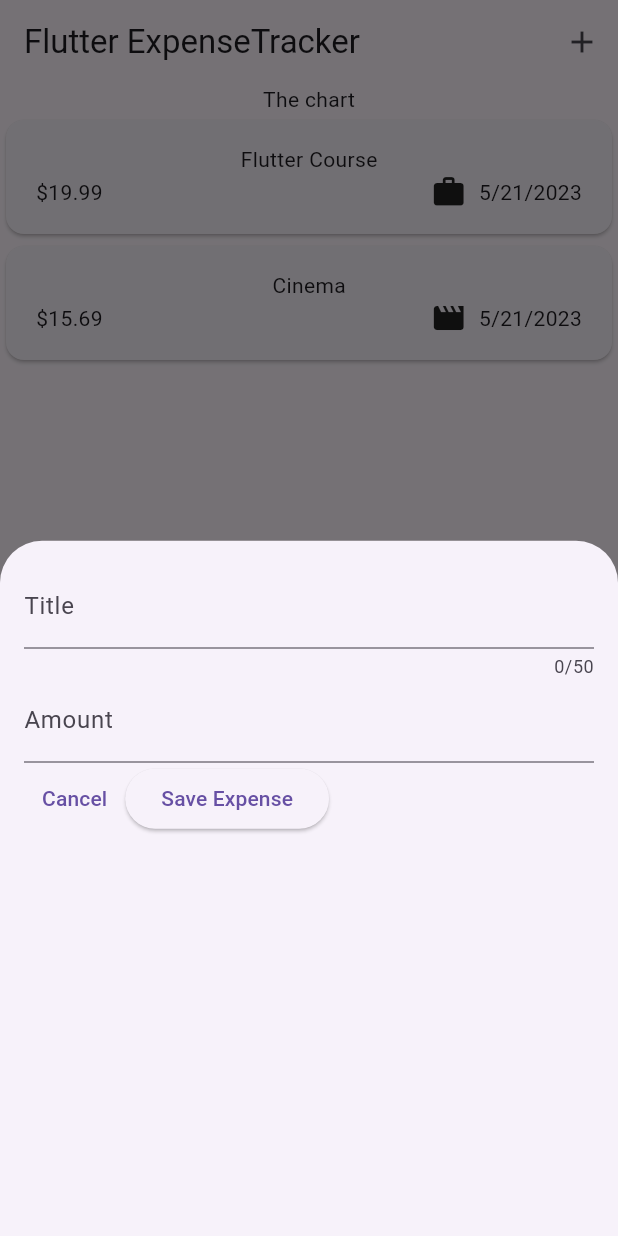
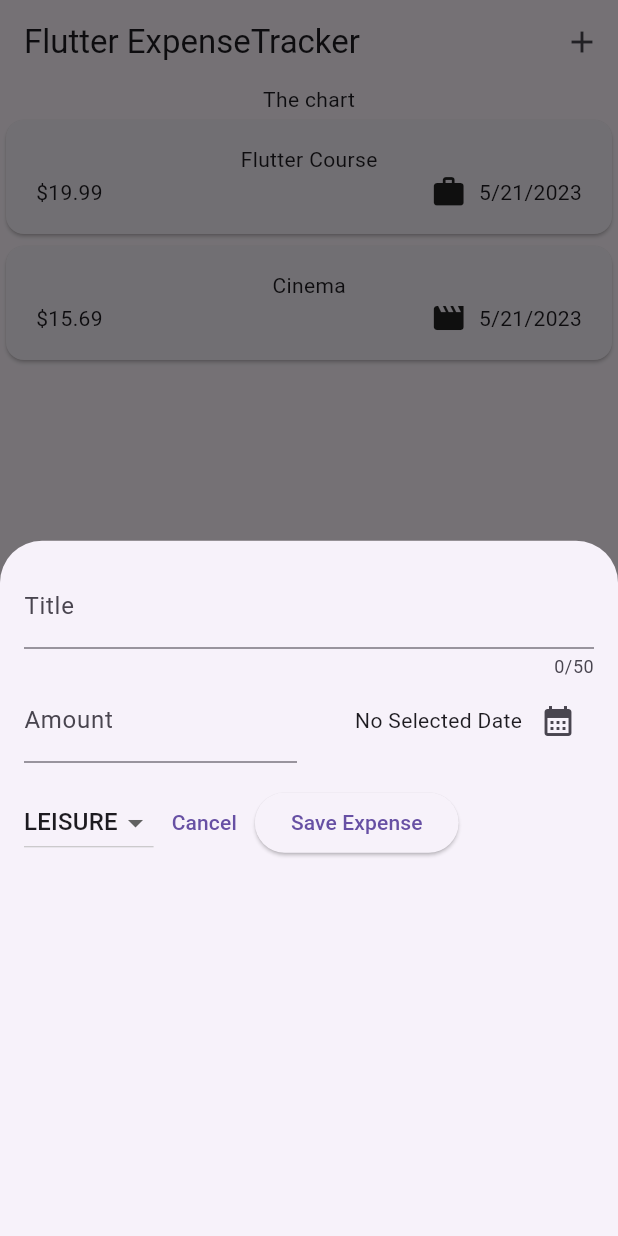
Before and after one commit to alldone03/ExpenseTrackerApp, a Flutter app: the screen it shows after launch, after a tap on the "add" icon, on a phone screen of 412 x 824 dp. Run offline on Flutter 3.47's test engine with Material 2 defaults, Android fonts, the phone set to English and light mode, and no system bars.

Commit message:
Saviing New Expense

```diff
--- a/lib/widget/expenses.dart
+++ b/lib/widget/expenses.dart
@@ -29,7 +29,16 @@
 
   void _openAddExpenseOverlay() {
     showModalBottomSheet(
-        context: context, builder: (ctx) => const NewExpense());
+        context: context,
+        builder: (ctx) => NewExpense(
+              onAddExpense: _addExpense,
+            ));
+  }
+
+  void _addExpense(Expense expense) {
+    setState(() {
+      _registeredExpenses.add(expense);
+    });
   }
 
   @override
--- a/lib/widget/new_expense.dart
+++ b/lib/widget/new_expense.dart
@@ -1,8 +1,11 @@
 import 'package:flutter/material.dart';
-import 'package:intl/number_symbols_data.dart';
+
+import 'package:flutter_expensetracker/models/expense.dart';
 
 class NewExpense extends StatefulWidget {
-  const NewExpense({super.key});
+  const NewExpense({super.key, required this.onAddExpense});
+
+  final void Function(Expense expense) onAddExpense;
 
   @override
   State<NewExpense> createState() => _NewExpenseState();
@@ -11,6 +14,55 @@
 class _NewExpenseState extends State<NewExpense> {
   final _titleController = TextEditingController();
   final _amountController = TextEditingController();
+  DateTime? _selectedDate;
+  Category _selectedCategory = Category.leisure;
+
+  void _presentDatePicker() async {
+    final now = DateTime.now();
+    final firstDate = DateTime(now.year - 1, now.month, now.day);
+
+    final pickedDate = await showDatePicker(
+        context: context,
+        initialDate: now,
+        firstDate: firstDate,
+        lastDate: now);
+    setState(() {
+      _selectedDate = pickedDate;
+    });
+  }
+
+  void _submitExpenseData() {
+    final enteredAmount = double.tryParse(_amountController.text);
+    final amountIsInvalid = enteredAmount == null || enteredAmount <= 0;
+    if (_titleController.text.trim().isEmpty ||
+        amountIsInvalid ||
+        _selectedDate == null) {
+      showDialog(
+        context: context,
+        builder: (ctx) => AlertDialog(
+          title: const Text(
+            'Invalid input',
+          ),
+          content: const Text(
+              'Please make sure a valid title, amount, date and category was entered'),
+          actions: [
+            TextButton(
+                onPressed: () {
+                  Navigator.pop(ctx);
+                },
+                child: const Text("Okay"))
+          ],
+        ),
+      );
+      return;
+    }
+    widget.onAddExpense(Expense(
+        title: _titleController.text,
+        amount: enteredAmount,
+        date: _selectedDate!,
+        category: _selectedCategory));
+  }
+
   @override
   void dispose() {
     _titleController.dispose();
@@ -31,7 +83,10 @@
               label: Text('Title'),
             ),
           ),
-          TextField(
+          Row(
+            children: [
+              Expanded(
+                child: TextField(
                   controller: _amountController,
                   keyboardType: TextInputType.number,
                   decoration: const InputDecoration(
@@ -39,8 +94,48 @@
                     label: Text('Amount'),
                   ),
                 ),
+              ),
+              const SizedBox(
+                width: 16,
+              ),
+              Expanded(
+                child: Row(
+                  mainAxisAlignment: MainAxisAlignment.end,
+                  crossAxisAlignment: CrossAxisAlignment.center,
+                  children: [
+                    Text(
+                      _selectedDate == null
+                          ? 'No Selected Date'
+                          : formatter.format(_selectedDate!),
+                    ),
+                    IconButton(
+                      onPressed: _presentDatePicker,
+                      icon: const Icon(Icons.calendar_month),
+                    )
+                  ],
+                ),
+              )
+            ],
+          ),
+          const SizedBox(
+            height: 16,
+          ),
           Row(
             children: [
+              DropdownButton(
+                  value: _selectedCategory,
+                  items: Category.values
+                      .map((category) => DropdownMenuItem(
+                          value: category,
+                          child: Text(category.name.toUpperCase())))
+                      .toList(),
+                  onChanged: (value) {
+                    if (value == null) return;
+
+                    setState(() {
+                      _selectedCategory = value;
+                    });
+                  }),
               TextButton(
                 onPressed: () {
                   Navigator.pop(context);
@@ -48,10 +143,7 @@
                 child: const Text('Cancel'),
               ),
               ElevatedButton(
-                  onPressed: () {
-                    // print(_titleController.text.toString());
-                    // print(_amountController.text.toString());
-                  },
+                  onPressed: _submitExpenseData,
                   child: const Text('Save Expense'))
             ],
           ),
```
Lines whose indentation alone changed are shown as unchanged.
